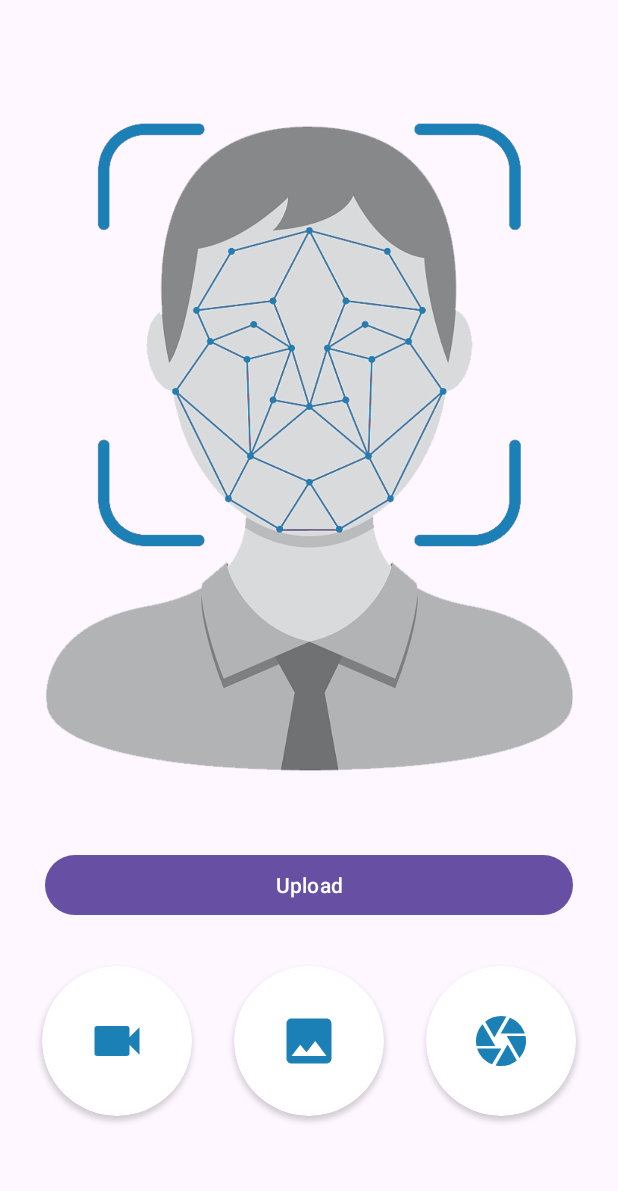
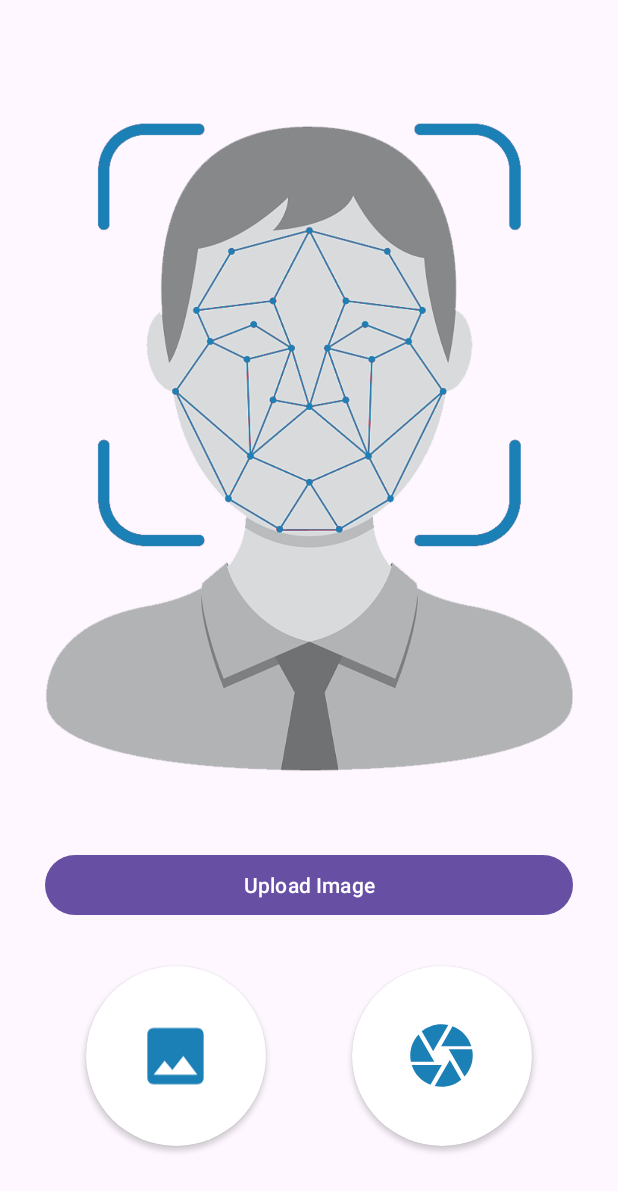
Before and after one commit to muteeburrehman/SecureHome, an Android app: the RegisterActivity screen opened directly, with no data from a screen before it, after a tap on an icon or button, on a phone screen of 412 x 824 dp. Shown: the top 1191 px of the screen. Run offline under Robolectric (Android 15) with nearby library versions, the phone set to English and light mode, and no system bars; pictures from the network do not load; 2 other taps on this screen came first.

Commit message:
Reverted to integration with fast api backend and image upload helper changes

```diff
--- a/app/src/main/AndroidManifest.xml
+++ b/app/src/main/AndroidManifest.xml
@@ -10,8 +10,6 @@
         android:name="android.permission.WRITE_EXTERNAL_STORAGE"
         android:maxSdkVersion="28" />
     <uses-permission android:name="android.permission.INTERNET" />
-
-
 
     <uses-feature
         android:name="android.hardware.camera"
--- a/app/src/main/java/io/xconn/securehome/activities/RegisterActivity.java
+++ b/app/src/main/java/io/xconn/securehome/activities/RegisterActivity.java
@@ -3,25 +3,19 @@ package io.xconn.securehome.activities;
 import android.app.AlertDialog;
 import android.net.Uri;
 import android.os.Bundle;
-import android.view.View;
+
 import android.widget.ImageView;
-import android.widget.VideoView;
 import android.widget.ProgressBar;
 import android.widget.Toast;
 import androidx.appcompat.app.AppCompatActivity;
 import io.xconn.securehome.R;
 import io.xconn.securehome.utils.ImageCaptureHelper;
 import io.xconn.securehome.utils.ImageUploadHelper;
-import io.xconn.securehome.utils.VideoCaptureHelper;
-import io.xconn.securehome.utils.VideoUploadHelper;
 
 public class RegisterActivity extends AppCompatActivity {
     private ImageCaptureHelper imageCaptureHelper;
-    private VideoCaptureHelper videoCaptureHelper;
     private ImageUploadHelper imageUploadHelper;
-    private VideoUploadHelper videoUploadHelper;
     private AlertDialog progressDialog;
-    private boolean isVideoMode = false;
 
     @Override
     protected void onCreate(Bundle savedInstanceState) {
@@ -29,83 +23,20 @@ public class RegisterActivity extends AppCompatActivity {
         setContentView(R.layout.activity_register);
 
         ImageView imageView = findViewById(R.id.imageView2);
-        VideoView videoView = findViewById(R.id.videoView);
+        imageCaptureHelper = new ImageCaptureHelper(this, imageView);
+        imageUploadHelper = new ImageUploadHelper(this);
 
-        imageCaptureHelper = new ImageCaptureHelper(this, imageView);
-        videoCaptureHelper = new VideoCaptureHelper(this, videoView);
-        imageUploadHelper = new ImageUploadHelper(this);
-        videoUploadHelper = new VideoUploadHelper(this);
+        findViewById(R.id.gallerycard).setOnClickListener(v ->
+                imageCaptureHelper.openGallery()
+        );
 
-        findViewById(R.id.videocard).setOnClickListener(v -> {
-            isVideoMode = true;
-            imageView.setVisibility(View.GONE);
-            videoView.setVisibility(View.VISIBLE);
-            showVideoSourceDialog();
-        });
+        findViewById(R.id.cameracard).setOnClickListener(v ->
+                imageCaptureHelper.checkPermissionsAndOpenCamera()
+        );
 
-        findViewById(R.id.gallerycard).setOnClickListener(v -> {
-            isVideoMode = false;
-            imageView.setVisibility(View.VISIBLE);
-            videoView.setVisibility(View.GONE);
-            imageCaptureHelper.openGallery();
-        });
-
-        findViewById(R.id.cameracard).setOnClickListener(v -> {
-            if (isVideoMode) {
-                videoCaptureHelper.checkPermissionsAndOpenVideoCamera();
-            } else {
-                imageCaptureHelper.checkPermissionsAndOpenCamera();
-            }
-        });
-
-        findViewById(R.id.uploadButton).setOnClickListener(v -> {
-            if (isVideoMode) {
-                handleVideoUpload();
-            } else {
-                handleImageUpload();
-            }
-        });
-    }
-
-    private void showVideoSourceDialog() {
-        String[] options = {"Record Video", "Choose from Gallery"};
-        new AlertDialog.Builder(this)
-                .setTitle("Select Video Source")
-                .setItems(options, (dialog, which) -> {
-                    if (which == 0) {
-                        videoCaptureHelper.checkPermissionsAndOpenVideoCamera();
-                    } else {
-                        videoCaptureHelper.openVideoGallery();
-                    }
-                })
-                .show();
-    }
-
-    private void handleVideoUpload() {
-        Uri videoUri = videoCaptureHelper.getVideoUri();
-        String videoPath = videoCaptureHelper.getCurrentVideoPath();
-
-        if (videoUri == null && videoPath == null) {
-            Toast.makeText(this, "Please select or record a video first", Toast.LENGTH_SHORT).show();
-            return;
-        }
-
-        showProgressDialog("Uploading video...");
-
-        videoUploadHelper.uploadVideo(videoUri, videoPath, new VideoUploadHelper.UploadCallback() {
-            @Override
-            public void onSuccess(String message) {
-                dismissProgressDialog();
-                Toast.makeText(RegisterActivity.this, message, Toast.LENGTH_SHORT).show();
-                finish();
-            }
-
-            @Override
-            public void onError(String error) {
-                dismissProgressDialog();
-                Toast.makeText(RegisterActivity.this, error, Toast.LENGTH_LONG).show();
-            }
-        });
+        findViewById(R.id.uploadButton).setOnClickListener(v ->
+                handleImageUpload()
+        );
     }
 
     private void handleImageUpload() {
@@ -117,30 +48,31 @@ public class RegisterActivity extends AppCompatActivity {
             return;
         }
 
-        showProgressDialog("Uploading image...");
+        showProgressDialog(); // Show the progress dialog
 
         imageUploadHelper.uploadImage(imageUri, photoPath, new ImageUploadHelper.UploadCallback() {
             @Override
             public void onSuccess(String message) {
-                dismissProgressDialog();
+                dismissProgressDialog(); // Dismiss the progress dialog
                 Toast.makeText(RegisterActivity.this, message, Toast.LENGTH_SHORT).show();
                 finish();
             }
 
             @Override
             public void onError(String error) {
-                dismissProgressDialog();
+                dismissProgressDialog(); // Dismiss the progress dialog
                 Toast.makeText(RegisterActivity.this, error, Toast.LENGTH_LONG).show();
             }
         });
     }
 
-    private void showProgressDialog(String message) {
+    private void showProgressDialog() {
+        // Create a custom AlertDialog with a ProgressBar
         ProgressBar progressBar = new ProgressBar(this);
         progressBar.setIndeterminate(true);
 
         AlertDialog.Builder builder = new AlertDialog.Builder(this)
-                .setMessage(message)
+                .setMessage("Uploading image...")
                 .setView(progressBar)
                 .setCancelable(false);
 
--- a/app/src/main/java/io/xconn/securehome/api/ApiService.java
+++ b/app/src/main/java/io/xconn/securehome/api/ApiService.java
@@ -10,9 +10,7 @@ import io.xconn.securehome.api.response.RecognitionResponse;
 public interface ApiService {
     @Multipart
     @POST("upload/")
-    Call<Void> upload(@Part MultipartBody.Part image);
-
-
+    Call<Void> uploadImage(@Part MultipartBody.Part image);
 
     @Multipart
     @POST("recognize/")
--- a/app/src/main/java/io/xconn/securehome/utils/ImageUploadHelper.java
+++ b/app/src/main/java/io/xconn/securehome/utils/ImageUploadHelper.java
@@ -58,7 +58,7 @@ public class ImageUploadHelper {
 
             RetrofitClient.getInstance()
                     .getApi()
-                    .upload(imagePart)
+                    .uploadImage(imagePart)
                     .enqueue(new Callback<Void>() {
                         @Override
                         public void onResponse(@NonNull Call<Void> call, @NonNull Response<Void> response) {
--- a/app/src/main/res/drawable/ic_baseline_video_24.xml
+++ /dev/null
@@ -1,5 +0,0 @@
-<vector xmlns:android="http://schemas.android.com/apk/res/android" android:height="24dp" android:tint="#1A80B6" android:viewportHeight="24" android:viewportWidth="24" android:width="24dp">
-
-    <path android:fillColor="@android:color/white" android:pathData="M17,10.5V7c0,-0.55 -0.45,-1 -1,-1H4c-0.55,0 -1,0.45 -1,1v10c0,0.55 0.45,1 1,1h12c0.55,0 1,-0.45 1,-1v-3.5l4,4v-11l-4,4z"/>
-
-</vector>
--- a/app/src/main/res/layout/activity_register.xml
+++ b/app/src/main/res/layout/activity_register.xml
@@ -1,3 +1,4 @@
+<?xml version="1.0" encoding="utf-8"?>
 <androidx.constraintlayout.widget.ConstraintLayout xmlns:android="http://schemas.android.com/apk/res/android"
     xmlns:app="http://schemas.android.com/apk/res-auto"
     xmlns:tools="http://schemas.android.com/tools"
@@ -19,20 +20,6 @@
         app:layout_constraintTop_toTopOf="parent"
         app:srcCompat="@drawable/logo" />
 
-    <VideoView
-        android:id="@+id/videoView"
-        android:layout_width="0dp"
-        android:layout_height="0dp"
-        android:layout_marginStart="30dp"
-        android:layout_marginTop="60dp"
-        android:layout_marginEnd="30dp"
-        android:layout_marginBottom="30dp"
-        android:visibility="gone"
-        app:layout_constraintBottom_toTopOf="@+id/uploadButton"
-        app:layout_constraintEnd_toEndOf="parent"
-        app:layout_constraintStart_toStartOf="parent"
-        app:layout_constraintTop_toTopOf="parent" />
-
     <Button
         android:id="@+id/uploadButton"
         android:layout_width="0dp"
@@ -40,55 +27,36 @@
         android:layout_marginStart="30dp"
         android:layout_marginEnd="30dp"
         android:layout_marginBottom="30dp"
-        android:text="Upload"
-        app:layout_constraintBottom_toTopOf="@+id/gallerycard"
+        android:text="Upload Image"
+        app:layout_constraintBottom_toTopOf="@+id/cameracard"
         app:layout_constraintEnd_toEndOf="parent"
         app:layout_constraintStart_toStartOf="parent" />
 
     <androidx.cardview.widget.CardView
-        android:id="@+id/videocard"
-        android:layout_width="100dp"
-        android:layout_height="100dp"
-        android:layout_marginBottom="80dp"
-        app:cardCornerRadius="50dp"
+        android:id="@+id/gallerycard"
+        android:layout_width="120dp"
+        android:layout_height="120dp"
+        android:layout_marginBottom="60dp"
+        app:cardCornerRadius="60dp"
         app:layout_constraintBottom_toBottomOf="parent"
-        app:layout_constraintEnd_toStartOf="@+id/gallerycard"
+        app:layout_constraintEnd_toStartOf="@+id/cameracard"
         app:layout_constraintHorizontal_bias="0.5"
         app:layout_constraintStart_toStartOf="parent">
 
         <ImageView
-            android:id="@+id/imageView5"
-            android:layout_width="40dp"
-            android:layout_height="40dp"
-            android:layout_gravity="center"
-            app:srcCompat="@drawable/ic_baseline_video_24" />
-    </androidx.cardview.widget.CardView>
-
-    <androidx.cardview.widget.CardView
-        android:id="@+id/gallerycard"
-        android:layout_width="100dp"
-        android:layout_height="100dp"
-        android:layout_marginBottom="80dp"
-        app:cardCornerRadius="50dp"
-        app:layout_constraintBottom_toBottomOf="parent"
-        app:layout_constraintEnd_toStartOf="@+id/cameracard"
-        app:layout_constraintHorizontal_bias="0.5"
-        app:layout_constraintStart_toEndOf="@+id/videocard">
-
-        <ImageView
             android:id="@+id/imageView3"
-            android:layout_width="40dp"
-            android:layout_height="40dp"
+            android:layout_width="50dp"
+            android:layout_height="57dp"
             android:layout_gravity="center"
             app:srcCompat="@drawable/ic_baseline_image_24" />
     </androidx.cardview.widget.CardView>
 
     <androidx.cardview.widget.CardView
         android:id="@+id/cameracard"
-        android:layout_width="100dp"
-        android:layout_height="100dp"
-        android:layout_marginBottom="80dp"
-        app:cardCornerRadius="50dp"
+        android:layout_width="120dp"
+        android:layout_height="120dp"
+        android:layout_marginBottom="60dp"
+        app:cardCornerRadius="60dp"
         app:layout_constraintBottom_toBottomOf="parent"
         app:layout_constraintEnd_toEndOf="parent"
         app:layout_constraintHorizontal_bias="0.5"
@@ -96,8 +64,8 @@
 
         <ImageView
             android:id="@+id/imageView4"
-            android:layout_width="40dp"
-            android:layout_height="40dp"
+            android:layout_width="50dp"
+            android:layout_height="50dp"
             android:layout_gravity="center"
             app:srcCompat="@drawable/ic_baseline_camera_24" />
     </androidx.cardview.widget.CardView>
--- a/app/src/main/res/xml/file_paths.xml
+++ b/app/src/main/res/xml/file_paths.xml
@@ -1,5 +1,4 @@
 <?xml version="1.0" encoding="utf-8"?>
 <paths xmlns:android="http://schemas.android.com/apk/res/android">
     <external-path name="my_images" path="Android/data/io.xconn.securehome/files/Pictures/" />
-    <external-files-path name="movies" path="Movies/SecureHome/" />
 </paths>
```
Also changed, not shown: app/src/main/java/io/xconn/securehome/utils/VideoCaptureHelper.java (deleted, +0 -136 lines), app/src/main/java/io/xconn/securehome/utils/VideoUploadHelper.java (deleted, +0 -128 lines).
